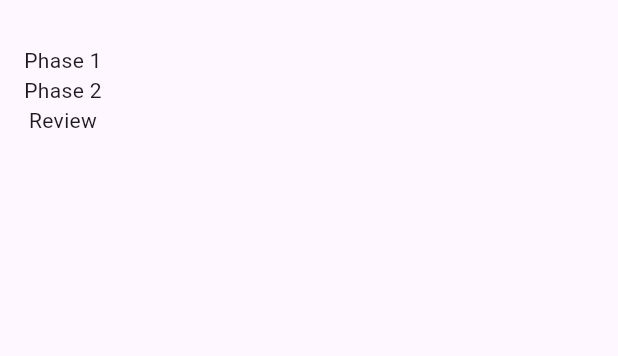
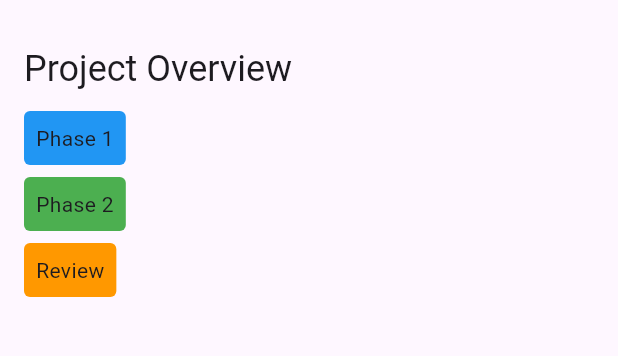
Before and after one commit to carinij/flutter_timeline, a Flutter app: the screen it shows after launch, on a phone screen of 412 x 824 dp, the part 63-419 px from its top. Run offline on Flutter 3.47's test engine with Material 3 defaults, Android fonts, the phone set to English and light mode, and no system bars.

```diff
--- a/example/lib/main.dart
+++ b/example/lib/main.dart
@@ -1,5 +1,5 @@
 import 'package:flutter/material.dart';
-import 'package:flutter_gantt/flutter_gantt.dart';
+import 'package:flutter_timeline/flutter_timeline.dart';
 
 void main() {
   runApp(const TimeChartExampleApp());
@@ -10,34 +10,44 @@ class TimeChartExampleApp extends StatelessWidget {
 
   @override
   Widget build(BuildContext context) {
+    final entries = [
+      Entry(
+        id: 'phase_1',
+        title: 'Phase 1',
+        start: DateTime(2025, 1, 1),
+        end: DateTime(2025, 1, 10),
+        color: Colors.blue,
+      ),
+      Entry(
+        id: 'phase_2',
+        title: 'Phase 2',
+        start: DateTime(2025, 1, 5),
+        end: DateTime(2025, 1, 20),
+        color: Colors.green,
+      ),
+      Entry(
+        id: 'review',
+        title: 'Review',
+        start: DateTime(2025, 1, 18),
+        end: DateTime(2025, 1, 25),
+        color: Colors.orange,
+      ),
+    ];
+
+    final chart = Chart(
+      title: 'Project Overview',
+      entries: entries,
+      timeUnit: TimeUnit.days,
+      defaultEntryColor: Colors.grey.shade400,
+    );
+
     return MaterialApp(
       title: 'Flutter Gantt Example',
       home: Scaffold(
         appBar: AppBar(title: const Text('TimeChart Example')),
         body: Padding(
           padding: const EdgeInsets.all(16.0),
-          child: TimeChart(
-            entries: [
-              Entry(
-                label: 'Phase 1',
-                start: DateTime(2025, 1, 1),
-                end: DateTime(2025, 1, 10),
-                color: Colors.blue,
-              ),
-              Entry(
-                label: 'Phase 2',
-                start: DateTime(2025, 1, 5),
-                end: DateTime(2025, 1, 20),
-                color: Colors.green,
-              ),
-              Entry(
-                label: 'Review',
-                start: DateTime(2025, 1, 18),
-                end: DateTime(2025, 1, 25),
-                color: Colors.orange,
-              ),
-            ],
-          ),
+          child: TimeChart(chart: chart),
         ),
       ),
     );
--- a/example/pubspec.yaml
+++ b/example/pubspec.yaml
@@ -1,5 +1,5 @@
 name: example
-description: "Example app for flutter_gantt"
+description: "Example app for flutter_timeline"
 
 publish_to: 'none'
 
@@ -12,7 +12,7 @@ dependencies:
   flutter:
     sdk: flutter
   cupertino_icons: ^1.0.8
-  flutter_gantt:
+  flutter_timeline:
     path: ../
 
 dev_dependencies:
--- a/lib/flutter_gantt.dart
+++ /dev/null
@@ -1,2 +0,0 @@
-export 'src/time_chart.dart';
-export 'src/models/entry.dart';
--- /dev/null
+++ b/lib/flutter_timeline.dart
@@ -0,0 +1,4 @@
+export 'src/time_chart.dart';
+export 'src/models/entry.dart';
+export 'src/models/chart.dart';
+export 'src/models/time_unit.dart';
--- /dev/null
+++ b/lib/src/models/chart.dart
@@ -0,0 +1,52 @@
+import 'package:flutter/material.dart';
+import 'entry.dart';
+import 'time_unit.dart';
+
+class Chart {
+  final String? title;
+  final List<Entry> entries;
+  final DateTime? start;
+  final DateTime? end;
+
+  final int? rowsPerPage;
+  final int? currentPage;
+  final int? pageCount;
+
+  final TimeUnit timeUnit;
+  final int timeStep;
+  final bool showGridLines;
+  final bool sortEntriesByStart;
+  final bool isInteractive;
+
+  final double? rowHeight;
+  final double? rowSpacing;
+  final double? timelineHeight;
+  final Color? defaultEntryColor;
+  final Duration? timezoneOffset;
+
+  Chart({
+    required this.entries,
+    this.title,
+    this.start,
+    this.end,
+    this.rowsPerPage,
+    this.currentPage,
+    this.pageCount,
+    this.timeUnit = TimeUnit.days,
+    this.timeStep = 1,
+    this.showGridLines = true,
+    this.sortEntriesByStart = true,
+    this.isInteractive = false,
+    this.rowHeight,
+    this.rowSpacing,
+    this.timelineHeight,
+    this.defaultEntryColor,
+    this.timezoneOffset,
+  });
+
+  DateTime get effectiveStart =>
+      start ?? entries.map((e) => e.start).reduce((a, b) => a.isBefore(b) ? a : b);
+
+  DateTime get effectiveEnd =>
+      end ?? entries.map((e) => e.end).reduce((a, b) => a.isAfter(b) ? a : b);
+}
--- a/lib/src/models/entry.dart
+++ b/lib/src/models/entry.dart
@@ -1,15 +1,25 @@
 import 'package:flutter/material.dart';
 
 class Entry {
-  final String label;
+  final String id;
+  final String? title;
+  final String? description;
   final DateTime start;
   final DateTime end;
   final Color? color;
+  final int? row;
+  final Widget? displayComponent;
+  final Uri? link;
 
   Entry({
-    required this.label,
+    required this.id,
+    this.title,
+    this.description,
     required this.start,
     required this.end,
     this.color,
-  });
+    this.row,
+    this.displayComponent,
+    this.link,
+  }) : assert(end.isAfter(start), 'Entry end time must be after start time');
 }
--- /dev/null
+++ b/lib/src/models/time_unit.dart
@@ -0,0 +1,9 @@
+enum TimeUnit {
+  seconds,
+  minutes,
+  hours,
+  days,
+  weeks,
+  months,
+  years,
+}
--- a/lib/src/time_chart.dart
+++ b/lib/src/time_chart.dart
@@ -1,15 +1,48 @@
 import 'package:flutter/material.dart';
+import 'models/chart.dart';
 import 'models/entry.dart';
 
 class TimeChart extends StatelessWidget {
-  final List<Entry> entries;
+  final Chart chart;
 
-  const TimeChart({super.key, required this.entries});
+  const TimeChart({super.key, required this.chart});
 
   @override
   Widget build(BuildContext context) {
+    final List<Entry> entries = List<Entry>.from(chart.entries);
+
+    if (chart.sortEntriesByStart) {
+      entries.sort((a, b) => a.start.compareTo(b.start));
+    }
+
     return Column(
-      children: entries.map((entry) => Text(entry.label)).toList(),
+      crossAxisAlignment: CrossAxisAlignment.start,
+      children: [
+        if (chart.title != null)
+          Padding(
+            padding: const EdgeInsets.only(bottom: 8),
+            child: Text(
+              chart.title!,
+              style: Theme.of(context).textTheme.headlineSmall,
+            ),
+          ),
+        ...entries.map((entry) => _buildEntryWidget(context, entry)),
+      ],
+    );
+  }
+
+  Widget _buildEntryWidget(BuildContext context, Entry entry) {
+    if (entry.displayComponent != null) return entry.displayComponent!;
+
+    return Container(
+      margin: const EdgeInsets.symmetric(vertical: 4),
+      padding: const EdgeInsets.all(8),
+      decoration: BoxDecoration(
+        color:
+            entry.color ?? chart.defaultEntryColor ?? Colors.blueGrey.shade200,
+        borderRadius: BorderRadius.circular(4),
+      ),
+      child: Text(entry.title ?? entry.id),
     );
   }
 }
--- a/pubspec.yaml
+++ b/pubspec.yaml
@@ -1,5 +1,5 @@
-name: flutter_gantt
-description: "Flutter component library to display Gantt charts"
+name: flutter_timeline
+description: "Flutter component library to display timeline charts"
 version: 0.0.1
 homepage:
 
```
Also changed, not shown: example/pubspec.lock, 2 other files.
